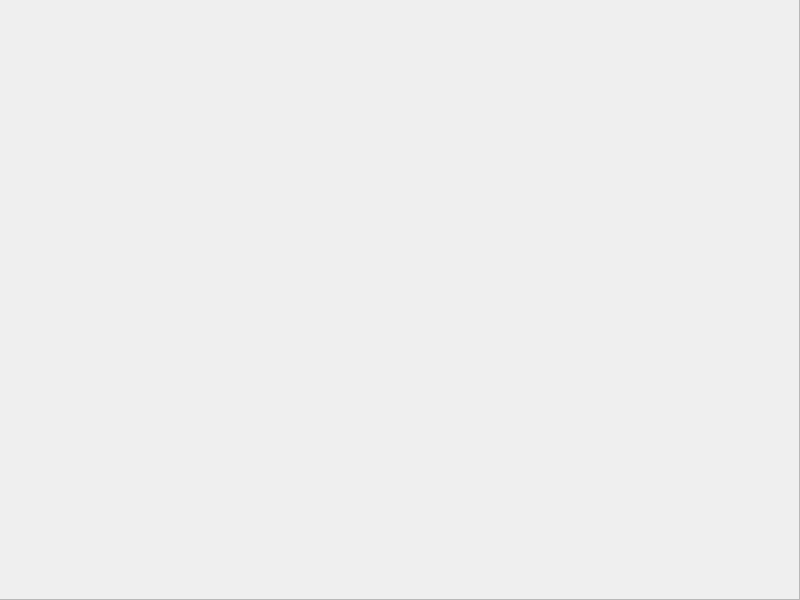
First picture: the form in app/UI/gui.ui, repository igorsilva3/cipher-of-caesar, before the edit.
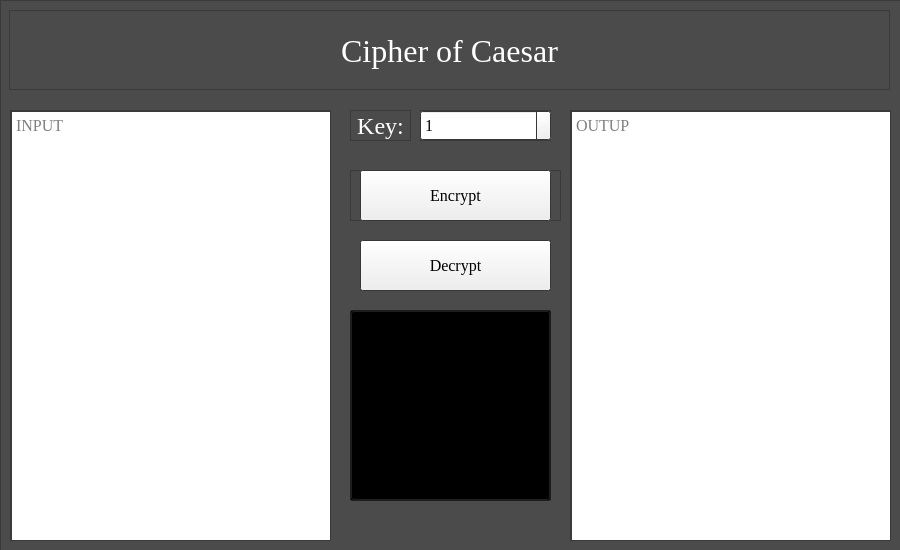
Second picture: the form after the edit. Icons and pictures are not drawn.

```diff
--- a/app/UI/gui.ui
+++ b/app/UI/gui.ui
@@ -6,26 +6,117 @@
    <rect>
     <x>0</x>
     <y>0</y>
-    <width>800</width>
-    <height>600</height>
+    <width>900</width>
+    <height>550</height>
    </rect>
   </property>
   <property name="minimumSize">
    <size>
-    <width>800</width>
-    <height>600</height>
+    <width>900</width>
+    <height>550</height>
    </size>
   </property>
   <property name="maximumSize">
    <size>
-    <width>800</width>
-    <height>600</height>
+    <width>900</width>
+    <height>550</height>
    </size>
   </property>
+  <property name="palette">
+   <palette>
+    <active>
+     <colorrole role="WindowText">
+      <brush brushstyle="SolidPattern">
+       <color alpha="255">
+        <red>255</red>
+        <green>255</green>
+        <blue>255</blue>
+       </color>
+      </brush>
+     </colorrole>
+     <colorrole role="Base">
+      <brush brushstyle="SolidPattern">
+       <color alpha="255">
+        <red>255</red>
+        <green>255</green>
+        <blue>255</blue>
+       </color>
+      </brush>
+     </colorrole>
+     <colorrole role="Window">
+      <brush brushstyle="SolidPattern">
+       <color alpha="255">
+        <red>75</red>
+        <green>75</green>
+        <blue>75</blue>
+       </color>
+      </brush>
+     </colorrole>
+    </active>
+    <inactive>
+     <colorrole role="WindowText">
+      <brush brushstyle="SolidPattern">
+       <color alpha="255">
+        <red>255</red>
+        <green>255</green>
+        <blue>255</blue>
+       </color>
+      </brush>
+     </colorrole>
+     <colorrole role="Base">
+      <brush brushstyle="SolidPattern">
+       <color alpha="255">
+        <red>255</red>
+        <green>255</green>
+        <blue>255</blue>
+       </color>
+      </brush>
+     </colorrole>
+     <colorrole role="Window">
+      <brush brushstyle="SolidPattern">
+       <color alpha="255">
+        <red>75</red>
+        <green>75</green>
+        <blue>75</blue>
+       </color>
+      </brush>
+     </colorrole>
+    </inactive>
+    <disabled>
+     <colorrole role="WindowText">
+      <brush brushstyle="SolidPattern">
+       <color alpha="255">
+        <red>120</red>
+        <green>120</green>
+        <blue>120</blue>
+       </color>
+      </brush>
+     </colorrole>
+     <colorrole role="Base">
+      <brush brushstyle="SolidPattern">
+       <color alpha="255">
+        <red>75</red>
+        <green>75</green>
+        <blue>75</blue>
+       </color>
+      </brush>
+     </colorrole>
+     <colorrole role="Window">
+      <brush brushstyle="SolidPattern">
+       <color alpha="255">
+        <red>75</red>
+        <green>75</green>
+        <blue>75</blue>
+       </color>
+      </brush>
+     </colorrole>
+    </disabled>
+   </palette>
+  </property>
   <property name="font">
    <font>
     <family>Times New Roman</family>
-    <pointsize>12</pointsize>
+    <pointsize>14</pointsize>
    </font>
   </property>
   <property name="windowTitle">
@@ -35,27 +126,42 @@
    <iconset resource="resources/resources.qrc">
     <normaloff>:/icon/icon/caesar-cipher.png</normaloff>:/icon/icon/caesar-cipher.png</iconset>
   </property>
+  <property name="styleSheet">
+   <string notr="true"/>
+  </property>
+  <property name="iconSize">
+   <size>
+    <width>24</width>
+    <height>24</height>
+   </size>
+  </property>
+  <property name="tabShape">
+   <enum>QTabWidget::Rounded</enum>
+  </property>
   <widget class="QWidget" name="centralwidget">
    <widget class="QFrame" name="frame">
     <property name="geometry">
      <rect>
-      <x>-1</x>
-      <y>-1</y>
-      <width>801</width>
-      <height>601</height>
+      <x>0</x>
+      <y>0</y>
+      <width>911</width>
+      <height>551</height>
      </rect>
     </property>
-    <property name="minimumSize">
-     <size>
-      <width>801</width>
-      <height>601</height>
-     </size>
+    <property name="font">
+     <font>
+      <family>Times New Roman</family>
+      <pointsize>12</pointsize>
+      <weight>50</weight>
+      <bold>false</bold>
+      <kerning>true</kerning>
+     </font>
     </property>
-    <property name="maximumSize">
-     <size>
-      <width>801</width>
-      <height>601</height>
-     </size>
+    <property name="autoFillBackground">
+     <bool>true</bool>
+    </property>
+    <property name="styleSheet">
+     <string notr="true"/>
     </property>
     <property name="frameShape">
      <enum>QFrame::StyledPanel</enum>
@@ -63,6 +169,541 @@
     <property name="frameShadow">
      <enum>QFrame::Raised</enum>
     </property>
+    <widget class="QFrame" name="frame_2">
+     <property name="geometry">
+      <rect>
+       <x>9</x>
+       <y>10</y>
+       <width>881</width>
+       <height>80</height>
+      </rect>
+     </property>
+     <property name="frameShape">
+      <enum>QFrame::StyledPanel</enum>
+     </property>
+     <property name="frameShadow">
+      <enum>QFrame::Raised</enum>
+     </property>
+     <widget class="QLabel" name="title">
+      <property name="geometry">
+       <rect>
+        <x>0</x>
+        <y>0</y>
+        <width>881</width>
+        <height>81</height>
+       </rect>
+      </property>
+      <property name="font">
+       <font>
+        <family>Times New Roman</family>
+        <pointsize>24</pointsize>
+        <weight>50</weight>
+        <bold>false</bold>
+        <kerning>true</kerning>
+       </font>
+      </property>
+      <property name="text">
+       <string>Cipher of Caesar</string>
+      </property>
+      <property name="textFormat">
+       <enum>Qt::AutoText</enum>
+      </property>
+      <property name="alignment">
+       <set>Qt::AlignCenter</set>
+      </property>
+     </widget>
+    </widget>
+    <widget class="QFrame" name="frame_3">
+     <property name="geometry">
+      <rect>
+       <x>10</x>
+       <y>110</y>
+       <width>321</width>
+       <height>431</height>
+      </rect>
+     </property>
+     <property name="minimumSize">
+      <size>
+       <width>321</width>
+       <height>431</height>
+      </size>
+     </property>
+     <property name="maximumSize">
+      <size>
+       <width>321</width>
+       <height>431</height>
+      </size>
+     </property>
+     <property name="styleSheet">
+      <string notr="true"/>
+     </property>
+     <property name="frameShape">
+      <enum>QFrame::StyledPanel</enum>
+     </property>
+     <property name="frameShadow">
+      <enum>QFrame::Raised</enum>
+     </property>
+     <widget class="QScrollArea" name="scrollArea">
+      <property name="geometry">
+       <rect>
+        <x>0</x>
+        <y>0</y>
+        <width>321</width>
+        <height>431</height>
+       </rect>
+      </property>
+      <property name="minimumSize">
+       <size>
+        <width>321</width>
+        <height>431</height>
+       </size>
+      </property>
+      <property name="maximumSize">
+       <size>
+        <width>321</width>
+        <height>431</height>
+       </size>
+      </property>
+      <property name="widgetResizable">
+       <bool>true</bool>
+      </property>
+      <widget class="QWidget" name="scrollAreaWidgetContents">
+       <property name="geometry">
+        <rect>
+         <x>0</x>
+         <y>0</y>
+         <width>319</width>
+         <height>429</height>
+        </rect>
+       </property>
+       <property name="minimumSize">
+        <size>
+         <width>319</width>
+         <height>429</height>
+        </size>
+       </property>
+       <property name="maximumSize">
+        <size>
+         <width>319</width>
+         <height>429</height>
+        </size>
+       </property>
+       <widget class="QTextEdit" name="INPUT_TEXT">
+        <property name="geometry">
+         <rect>
+          <x>0</x>
+          <y>0</y>
+          <width>321</width>
+          <height>431</height>
+         </rect>
+        </property>
+        <property name="minimumSize">
+         <size>
+          <width>321</width>
+          <height>431</height>
+         </size>
+        </property>
+        <property name="maximumSize">
+         <size>
+          <width>321</width>
+          <height>431</height>
+         </size>
+        </property>
+        <property name="frameShadow">
+         <enum>QFrame::Sunken</enum>
+        </property>
+        <property name="autoFormatting">
+         <set>QTextEdit::AutoAll</set>
+        </property>
+        <property name="placeholderText">
+         <string>INPUT</string>
+        </property>
+       </widget>
+      </widget>
+     </widget>
+    </widget>
+    <widget class="QFrame" name="frame_5">
+     <property name="geometry">
+      <rect>
+       <x>420</x>
+       <y>110</y>
+       <width>131</width>
+       <height>31</height>
+      </rect>
+     </property>
+     <property name="frameShape">
+      <enum>QFrame::StyledPanel</enum>
+     </property>
+     <property name="frameShadow">
+      <enum>QFrame::Raised</enum>
+     </property>
+     <widget class="QSpinBox" name="key">
+      <property name="geometry">
+       <rect>
+        <x>0</x>
+        <y>0</y>
+        <width>131</width>
+        <height>31</height>
+       </rect>
+      </property>
+      <property name="font">
+       <font>
+        <family>Times New Roman</family>
+        <pointsize>12</pointsize>
+        <weight>50</weight>
+        <bold>false</bold>
+        <kerning>true</kerning>
+       </font>
+      </property>
+      <property name="minimum">
+       <number>1</number>
+      </property>
+      <property name="maximum">
+       <number>25</number>
+      </property>
+     </widget>
+    </widget>
+    <widget class="QFrame" name="frame_6">
+     <property name="geometry">
+      <rect>
+       <x>350</x>
+       <y>110</y>
+       <width>61</width>
+       <height>31</height>
+      </rect>
+     </property>
+     <property name="frameShape">
+      <enum>QFrame::StyledPanel</enum>
+     </property>
+     <property name="frameShadow">
+      <enum>QFrame::Raised</enum>
+     </property>
+     <widget class="QLabel" name="label_key">
+      <property name="geometry">
+       <rect>
+        <x>0</x>
+        <y>0</y>
+        <width>61</width>
+        <height>31</height>
+       </rect>
+      </property>
+      <property name="font">
+       <font>
+        <family>Times New Roman</family>
+        <pointsize>18</pointsize>
+        <weight>50</weight>
+        <bold>false</bold>
+        <kerning>true</kerning>
+       </font>
+      </property>
+      <property name="text">
+       <string>Key:</string>
+      </property>
+      <property name="alignment">
+       <set>Qt::AlignCenter</set>
+      </property>
+     </widget>
+    </widget>
+    <widget class="QFrame" name="frame_7">
+     <property name="geometry">
+      <rect>
+       <x>350</x>
+       <y>170</y>
+       <width>211</width>
+       <height>51</height>
+      </rect>
+     </property>
+     <property name="frameShape">
+      <enum>QFrame::StyledPanel</enum>
+     </property>
+     <property name="frameShadow">
+      <enum>QFrame::Raised</enum>
+     </property>
+     <widget class="QPushButton" name="btnEncrypt">
+      <property name="geometry">
+       <rect>
+        <x>10</x>
+        <y>0</y>
+        <width>191</width>
+        <height>51</height>
+       </rect>
+      </property>
+      <property name="font">
+       <font>
+        <family>Times New Roman</family>
+        <pointsize>12</pointsize>
+        <weight>50</weight>
+        <bold>false</bold>
+        <kerning>true</kerning>
+       </font>
+      </property>
+      <property name="styleSheet">
+       <string notr="true"/>
+      </property>
+      <property name="text">
+       <string>Encrypt</string>
+      </property>
+      <property name="icon">
+       <iconset resource="resources/resources.qrc">
+        <normaloff>:/icon/icon/encrypt.png</normaloff>:/icon/icon/encrypt.png</iconset>
+      </property>
+      <property name="iconSize">
+       <size>
+        <width>30</width>
+        <height>30</height>
+       </size>
+      </property>
+      <property name="flat">
+       <bool>false</bool>
+      </property>
+     </widget>
+    </widget>
+    <widget class="QFrame" name="frame_8">
+     <property name="geometry">
+      <rect>
+       <x>360</x>
+       <y>240</y>
+       <width>191</width>
+       <height>51</height>
+      </rect>
+     </property>
+     <property name="autoFillBackground">
+      <bool>true</bool>
+     </property>
+     <property name="frameShape">
+      <enum>QFrame::StyledPanel</enum>
+     </property>
+     <property name="frameShadow">
+      <enum>QFrame::Raised</enum>
+     </property>
+     <widget class="QPushButton" name="btnDecrypt">
+      <property name="geometry">
+       <rect>
+        <x>0</x>
+        <y>0</y>
+        <width>191</width>
+        <height>51</height>
+       </rect>
+      </property>
+      <property name="font">
+       <font>
+        <family>Times New Roman</family>
+        <pointsize>12</pointsize>
+        <weight>50</weight>
+        <bold>false</bold>
+        <kerning>true</kerning>
+       </font>
+      </property>
+      <property name="text">
+       <string>Decrypt</string>
+      </property>
+      <property name="icon">
+       <iconset resource="resources/resources.qrc">
+        <normaloff>:/icon/icon/decrypt.png</normaloff>:/icon/icon/decrypt.png</iconset>
+      </property>
+      <property name="iconSize">
+       <size>
+        <width>30</width>
+        <height>30</height>
+       </size>
+      </property>
+      <property name="flat">
+       <bool>false</bool>
+      </property>
+     </widget>
+    </widget>
+    <widget class="QFrame" name="frame_9">
+     <property name="geometry">
+      <rect>
+       <x>350</x>
+       <y>310</y>
+       <width>201</width>
+       <height>191</height>
+      </rect>
+     </property>
+     <property name="frameShape">
+      <enum>QFrame::StyledPanel</enum>
+     </property>
+     <property name="frameShadow">
+      <enum>QFrame::Raised</enum>
+     </property>
+     <widget class="QPushButton" name="btnImage">
+      <property name="enabled">
+       <bool>true</bool>
+      </property>
+      <property name="geometry">
+       <rect>
+        <x>0</x>
+        <y>0</y>
+        <width>201</width>
+        <height>191</height>
+       </rect>
+      </property>
+      <property name="minimumSize">
+       <size>
+        <width>201</width>
+        <height>191</height>
+       </size>
+      </property>
+      <property name="maximumSize">
+       <size>
+        <width>201</width>
+        <height>191</height>
+       </size>
+      </property>
+      <property name="font">
+       <font>
+        <family>Times New Roman</family>
+        <pointsize>8</pointsize>
+        <weight>50</weight>
+        <bold>false</bold>
+        <kerning>true</kerning>
+       </font>
+      </property>
+      <property name="mouseTracking">
+       <bool>false</bool>
+      </property>
+      <property name="tabletTracking">
+       <bool>false</bool>
+      </property>
+      <property name="styleSheet">
+       <string notr="true">background: transparent;</string>
+      </property>
+      <property name="inputMethodHints">
+       <set>Qt::ImhNone</set>
+      </property>
+      <property name="text">
+       <string/>
+      </property>
+      <property name="icon">
+       <iconset resource="resources/resources.qrc">
+        <normaloff>:/icon/icon/caesar-cipher.png</normaloff>:/icon/icon/caesar-cipher.png</iconset>
+      </property>
+      <property name="iconSize">
+       <size>
+        <width>215</width>
+        <height>185</height>
+       </size>
+      </property>
+     </widget>
+    </widget>
+    <widget class="QFrame" name="frame_4">
+     <property name="geometry">
+      <rect>
+       <x>570</x>
+       <y>110</y>
+       <width>321</width>
+       <height>431</height>
+      </rect>
+     </property>
+     <property name="minimumSize">
+      <size>
+       <width>321</width>
+       <height>431</height>
+      </size>
+     </property>
+     <property name="maximumSize">
+      <size>
+       <width>321</width>
+       <height>431</height>
+      </size>
+     </property>
+     <property name="styleSheet">
+      <string notr="true"/>
+     </property>
+     <property name="frameShape">
+      <enum>QFrame::StyledPanel</enum>
+     </property>
+     <property name="frameShadow">
+      <enum>QFrame::Raised</enum>
+     </property>
+     <widget class="QScrollArea" name="scrollArea_2">
+      <property name="geometry">
+       <rect>
+        <x>0</x>
+        <y>0</y>
+        <width>321</width>
+        <height>431</height>
+       </rect>
+      </property>
+      <property name="minimumSize">
+       <size>
+        <width>321</width>
+        <height>431</height>
+       </size>
+      </property>
+      <property name="maximumSize">
+       <size>
+        <width>321</width>
+        <height>431</height>
+       </size>
+      </property>
+      <property name="widgetResizable">
+       <bool>true</bool>
+      </property>
+      <widget class="QWidget" name="scrollAreaWidgetContents_2">
+       <property name="geometry">
+        <rect>
+         <x>0</x>
+         <y>0</y>
+         <width>319</width>
+         <height>429</height>
+        </rect>
+       </property>
+       <property name="minimumSize">
+        <size>
+         <width>319</width>
+         <height>429</height>
+        </size>
+       </property>
+       <property name="maximumSize">
+        <size>
+         <width>319</width>
+         <height>429</height>
+        </size>
+       </property>
+       <widget class="QTextEdit" name="OUTPUT_TEXT">
+        <property name="geometry">
+         <rect>
+          <x>0</x>
+          <y>0</y>
+          <width>321</width>
+          <height>431</height>
+         </rect>
+        </property>
+        <property name="minimumSize">
+         <size>
+          <width>321</width>
+          <height>431</height>
+         </size>
+        </property>
+        <property name="maximumSize">
+         <size>
+          <width>321</width>
+          <height>431</height>
+         </size>
+        </property>
+        <property name="frameShadow">
+         <enum>QFrame::Sunken</enum>
+        </property>
+        <property name="autoFormatting">
+         <set>QTextEdit::AutoAll</set>
+        </property>
+        <property name="placeholderText">
+         <string>OUTUP</string>
+        </property>
+       </widget>
+      </widget>
+     </widget>
+    </widget>
+    <zorder>frame_2</zorder>
+    <zorder>frame_3</zorder>
+    <zorder>frame_5</zorder>
+    <zorder>frame_6</zorder>
+    <zorder>frame_8</zorder>
+    <zorder>frame_7</zorder>
+    <zorder>frame_9</zorder>
+    <zorder>frame_4</zorder>
    </widget>
   </widget>
  </widget>
```
